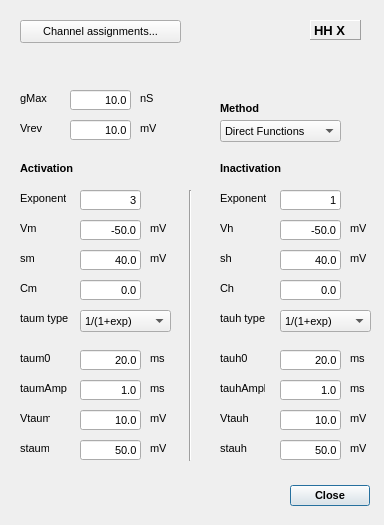
CompEphys-team/stdpc, file src/gui/HHDlg.ui: the form before one commit.
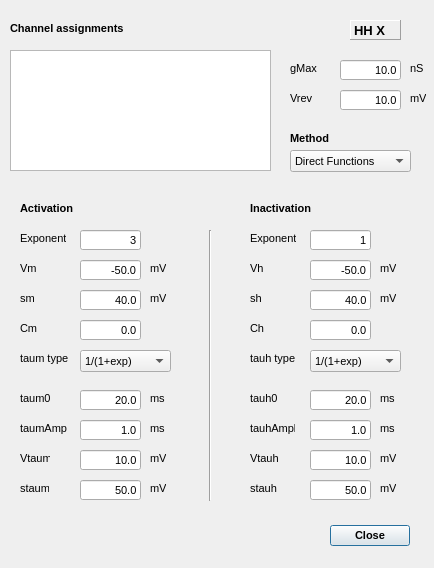
The form after the commit. Custom widgets are drawn as their Qt base class.

Commit message:
Migrated from *AssignmentDlg to AssignmentWidget
Looking snazzy.

```diff
--- a/src/gui/HHDlg.ui
+++ b/src/gui/HHDlg.ui
@@ -6,8 +6,8 @@
    <rect>
     <x>0</x>
     <y>0</y>
-    <width>384</width>
-    <height>525</height>
+    <width>434</width>
+    <height>568</height>
    </rect>
   </property>
   <property name="font">
@@ -23,8 +23,8 @@
   <widget class="QDialogButtonBox" name="buttonBox">
    <property name="geometry">
     <rect>
-     <x>210</x>
-     <y>480</y>
+     <x>250</x>
+     <y>520</y>
      <width>160</width>
      <height>32</height>
     </rect>
@@ -48,7 +48,7 @@
    </property>
    <property name="geometry">
     <rect>
-     <x>310</x>
+     <x>350</x>
      <y>20</y>
      <width>51</width>
      <height>20</height>
@@ -86,8 +86,8 @@
   <widget class="QLabel" name="label_4">
    <property name="geometry">
     <rect>
-     <x>20</x>
-     <y>90</y>
+     <x>290</x>
+     <y>60</y>
      <width>31</width>
      <height>16</height>
     </rect>
@@ -106,8 +106,8 @@
   <widget class="QLabel" name="label_9">
    <property name="geometry">
     <rect>
-     <x>140</x>
-     <y>90</y>
+     <x>410</x>
+     <y>60</y>
      <width>16</width>
      <height>16</height>
     </rect>
@@ -126,8 +126,8 @@
   <widget class="QLineEdit" name="gMaxE">
    <property name="geometry">
     <rect>
-     <x>70</x>
-     <y>90</y>
+     <x>340</x>
+     <y>60</y>
      <width>61</width>
      <height>20</height>
     </rect>
@@ -152,8 +152,8 @@
   <widget class="QLabel" name="label_5">
    <property name="geometry">
     <rect>
-     <x>20</x>
-     <y>120</y>
+     <x>290</x>
+     <y>90</y>
      <width>31</width>
      <height>16</height>
     </rect>
@@ -172,8 +172,8 @@
   <widget class="QLineEdit" name="VrevE">
    <property name="geometry">
     <rect>
-     <x>70</x>
-     <y>120</y>
+     <x>340</x>
+     <y>90</y>
      <width>61</width>
      <height>20</height>
     </rect>
@@ -198,8 +198,8 @@
   <widget class="QLabel" name="label_10">
    <property name="geometry">
     <rect>
-     <x>140</x>
-     <y>120</y>
+     <x>410</x>
+     <y>90</y>
      <width>16</width>
      <height>16</height>
     </rect>
@@ -219,7 +219,7 @@
    <property name="geometry">
     <rect>
      <x>20</x>
-     <y>160</y>
+     <y>200</y>
      <width>58</width>
      <height>16</height>
     </rect>
@@ -237,8 +237,8 @@
   <widget class="QLabel" name="label_15">
    <property name="geometry">
     <rect>
-     <x>220</x>
-     <y>160</y>
+     <x>250</x>
+     <y>200</y>
      <width>69</width>
      <height>16</height>
     </rect>
@@ -256,8 +256,8 @@
   <widget class="Line" name="line">
    <property name="geometry">
     <rect>
-     <x>180</x>
-     <y>190</y>
+     <x>200</x>
+     <y>230</y>
      <width>20</width>
      <height>271</height>
     </rect>
@@ -270,7 +270,7 @@
    <property name="geometry">
     <rect>
      <x>80</x>
-     <y>220</y>
+     <y>260</y>
      <width>61</width>
      <height>20</height>
     </rect>
@@ -289,7 +289,7 @@
    <property name="geometry">
     <rect>
      <x>20</x>
-     <y>190</y>
+     <y>230</y>
      <width>46</width>
      <height>16</height>
     </rect>
@@ -302,7 +302,7 @@
    <property name="geometry">
     <rect>
      <x>80</x>
-     <y>350</y>
+     <y>390</y>
      <width>61</width>
      <height>20</height>
     </rect>
@@ -321,7 +321,7 @@
    <property name="geometry">
     <rect>
      <x>150</x>
-     <y>350</y>
+     <y>390</y>
      <width>16</width>
      <height>16</height>
     </rect>
@@ -334,7 +334,7 @@
    <property name="geometry">
     <rect>
      <x>20</x>
-     <y>220</y>
+     <y>260</y>
      <width>38</width>
      <height>16</height>
     </rect>
@@ -347,7 +347,7 @@
    <property name="geometry">
     <rect>
      <x>20</x>
-     <y>350</y>
+     <y>390</y>
      <width>32</width>
      <height>16</height>
     </rect>
@@ -360,7 +360,7 @@
    <property name="geometry">
     <rect>
      <x>80</x>
-     <y>190</y>
+     <y>230</y>
      <width>61</width>
      <height>20</height>
     </rect>
@@ -379,7 +379,7 @@
    <property name="geometry">
     <rect>
      <x>150</x>
-     <y>220</y>
+     <y>260</y>
      <width>16</width>
      <height>16</height>
     </rect>
@@ -392,7 +392,7 @@
    <property name="geometry">
     <rect>
      <x>150</x>
-     <y>250</y>
+     <y>290</y>
      <width>16</width>
      <height>16</height>
     </rect>
@@ -405,7 +405,7 @@
    <property name="geometry">
     <rect>
      <x>80</x>
-     <y>250</y>
+     <y>290</y>
      <width>61</width>
      <height>20</height>
     </rect>
@@ -424,7 +424,7 @@
    <property name="geometry">
     <rect>
      <x>20</x>
-     <y>250</y>
+     <y>290</y>
      <width>32</width>
      <height>16</height>
     </rect>
@@ -437,7 +437,7 @@
    <property name="geometry">
     <rect>
      <x>20</x>
-     <y>440</y>
+     <y>480</y>
      <width>29</width>
      <height>16</height>
     </rect>
@@ -450,7 +450,7 @@
    <property name="geometry">
     <rect>
      <x>150</x>
-     <y>440</y>
+     <y>480</y>
      <width>16</width>
      <height>16</height>
     </rect>
@@ -463,7 +463,7 @@
    <property name="geometry">
     <rect>
      <x>20</x>
-     <y>380</y>
+     <y>420</y>
      <width>47</width>
      <height>16</height>
     </rect>
@@ -476,7 +476,7 @@
    <property name="geometry">
     <rect>
      <x>150</x>
-     <y>410</y>
+     <y>450</y>
      <width>16</width>
      <height>16</height>
     </rect>
@@ -489,7 +489,7 @@
    <property name="geometry">
     <rect>
      <x>80</x>
-     <y>410</y>
+     <y>450</y>
      <width>61</width>
      <height>20</height>
     </rect>
@@ -508,7 +508,7 @@
    <property name="geometry">
     <rect>
      <x>80</x>
-     <y>440</y>
+     <y>480</y>
      <width>61</width>
      <height>20</height>
     </rect>
@@ -527,7 +527,7 @@
    <property name="geometry">
     <rect>
      <x>20</x>
-     <y>410</y>
+     <y>450</y>
      <width>30</width>
      <height>16</height>
     </rect>
@@ -540,7 +540,7 @@
    <property name="geometry">
     <rect>
      <x>80</x>
-     <y>380</y>
+     <y>420</y>
      <width>61</width>
      <height>20</height>
     </rect>
@@ -558,8 +558,8 @@
   <widget class="QLineEdit" name="tauhAmplE">
    <property name="geometry">
     <rect>
-     <x>280</x>
-     <y>380</y>
+     <x>310</x>
+     <y>420</y>
      <width>61</width>
      <height>20</height>
     </rect>
@@ -577,8 +577,8 @@
   <widget class="QLabel" name="label_12">
    <property name="geometry">
     <rect>
-     <x>220</x>
-     <y>190</y>
+     <x>250</x>
+     <y>230</y>
      <width>46</width>
      <height>16</height>
     </rect>
@@ -590,8 +590,8 @@
   <widget class="QLineEdit" name="VhE">
    <property name="geometry">
     <rect>
-     <x>280</x>
-     <y>220</y>
+     <x>310</x>
+     <y>260</y>
      <width>61</width>
      <height>20</height>
     </rect>
@@ -609,8 +609,8 @@
   <widget class="QLineEdit" name="stauhE">
    <property name="geometry">
     <rect>
-     <x>280</x>
-     <y>440</y>
+     <x>310</x>
+     <y>480</y>
      <width>61</width>
      <height>20</height>
     </rect>
@@ -628,8 +628,8 @@
   <widget class="QLabel" name="label_29">
    <property name="geometry">
     <rect>
-     <x>220</x>
-     <y>440</y>
+     <x>250</x>
+     <y>480</y>
      <width>31</width>
      <height>16</height>
     </rect>
@@ -641,8 +641,8 @@
   <widget class="QLabel" name="label_22">
    <property name="geometry">
     <rect>
-     <x>350</x>
-     <y>220</y>
+     <x>380</x>
+     <y>260</y>
      <width>16</width>
      <height>16</height>
     </rect>
@@ -654,8 +654,8 @@
   <widget class="QLineEdit" name="hExpoE">
    <property name="geometry">
     <rect>
-     <x>280</x>
-     <y>190</y>
+     <x>310</x>
+     <y>230</y>
      <width>61</width>
      <height>20</height>
     </rect>
@@ -673,8 +673,8 @@
   <widget class="QLabel" name="label_30">
    <property name="geometry">
     <rect>
-     <x>350</x>
-     <y>410</y>
+     <x>380</x>
+     <y>450</y>
      <width>16</width>
      <height>16</height>
     </rect>
@@ -686,8 +686,8 @@
   <widget class="QLineEdit" name="VtauhE">
    <property name="geometry">
     <rect>
-     <x>280</x>
-     <y>410</y>
+     <x>310</x>
+     <y>450</y>
      <width>61</width>
      <height>20</height>
     </rect>
@@ -705,8 +705,8 @@
   <widget class="QLabel" name="label_23">
    <property name="geometry">
     <rect>
-     <x>220</x>
-     <y>220</y>
+     <x>250</x>
+     <y>260</y>
      <width>38</width>
      <height>16</height>
     </rect>
@@ -718,8 +718,8 @@
   <widget class="QLabel" name="label_24">
    <property name="geometry">
     <rect>
-     <x>220</x>
-     <y>410</y>
+     <x>250</x>
+     <y>450</y>
      <width>31</width>
      <height>16</height>
     </rect>
@@ -731,8 +731,8 @@
   <widget class="QLabel" name="label_25">
    <property name="geometry">
     <rect>
-     <x>220</x>
-     <y>350</y>
+     <x>250</x>
+     <y>390</y>
      <width>32</width>
      <height>16</height>
     </rect>
@@ -744,8 +744,8 @@
   <widget class="QLabel" name="label_31">
    <property name="geometry">
     <rect>
-     <x>220</x>
-     <y>380</y>
+     <x>250</x>
+     <y>420</y>
      <width>45</width>
      <height>16</height>
     </rect>
@@ -757,8 +757,8 @@
   <widget class="QLineEdit" name="tauhE">
    <property name="geometry">
     <rect>
-     <x>280</x>
-     <y>350</y>
+     <x>310</x>
+     <y>390</y>
      <width>61</width>
      <height>20</height>
     </rect>
@@ -776,8 +776,8 @@
   <widget class="QLabel" name="label_32">
    <property name="geometry">
     <rect>
-     <x>350</x>
-     <y>250</y>
+     <x>380</x>
+     <y>290</y>
      <width>16</width>
      <height>16</height>
     </rect>
@@ -789,8 +789,8 @@
   <widget class="QLabel" name="label_33">
    <property name="geometry">
     <rect>
-     <x>220</x>
-     <y>250</y>
+     <x>250</x>
+     <y>290</y>
      <width>32</width>
      <height>16</height>
     </rect>
@@ -802,8 +802,8 @@
   <widget class="QLabel" name="label_34">
    <property name="geometry">
     <rect>
-     <x>350</x>
-     <y>350</y>
+     <x>380</x>
+     <y>390</y>
      <width>16</width>
      <height>16</height>
     </rect>
@@ -815,8 +815,8 @@
   <widget class="QLabel" name="label_35">
    <property name="geometry">
     <rect>
-     <x>350</x>
-     <y>440</y>
+     <x>380</x>
+     <y>480</y>
      <width>16</width>
      <height>16</height>
     </rect>
@@ -828,8 +828,8 @@
   <widget class="QLineEdit" name="shE">
    <property name="geometry">
     <rect>
-     <x>280</x>
-     <y>250</y>
+     <x>310</x>
+     <y>290</y>
      <width>61</width>
      <height>20</height>
     </rect>
@@ -847,8 +847,8 @@
   <widget class="QComboBox" name="LUCombo">
    <property name="geometry">
     <rect>
-     <x>220</x>
-     <y>120</y>
+     <x>290</x>
+     <y>150</y>
      <width>121</width>
      <height>22</height>
     </rect>
@@ -874,8 +874,8 @@
   <widget class="QLabel" name="MethodL">
    <property name="geometry">
     <rect>
-     <x>220</x>
-     <y>100</y>
+     <x>290</x>
+     <y>130</y>
      <width>69</width>
      <height>16</height>
     </rect>
@@ -894,7 +894,7 @@
    <property name="geometry">
     <rect>
      <x>80</x>
-     <y>280</y>
+     <y>320</y>
      <width>61</width>
      <height>20</height>
     </rect>
@@ -913,7 +913,7 @@
    <property name="geometry">
     <rect>
      <x>20</x>
-     <y>280</y>
+     <y>320</y>
      <width>32</width>
      <height>16</height>
     </rect>
@@ -925,8 +925,8 @@
   <widget class="QLineEdit" name="ChE">
    <property name="geometry">
     <rect>
-     <x>280</x>
-     <y>280</y>
+     <x>310</x>
+     <y>320</y>
      <width>61</width>
      <height>20</height>
     </rect>
@@ -944,8 +944,8 @@
   <widget class="QLabel" name="ChL">
    <property name="geometry">
     <rect>
-     <x>220</x>
-     <y>280</y>
+     <x>250</x>
+     <y>320</y>
      <width>32</width>
      <height>16</height>
     </rect>
@@ -958,7 +958,7 @@
    <property name="geometry">
     <rect>
      <x>80</x>
-     <y>310</y>
+     <y>350</y>
      <width>91</width>
      <height>22</height>
     </rect>
@@ -995,7 +995,7 @@
    <property name="geometry">
     <rect>
      <x>20</x>
-     <y>310</y>
+     <y>350</y>
      <width>69</width>
      <height>16</height>
     </rect>
@@ -1013,8 +1013,8 @@
   <widget class="QLabel" name="tauhTypeL">
    <property name="geometry">
     <rect>
-     <x>220</x>
-     <y>310</y>
+     <x>250</x>
+     <y>350</y>
      <width>69</width>
      <height>16</height>
     </rect>
@@ -1032,8 +1032,8 @@
   <widget class="QComboBox" name="tauhTypeCombo">
    <property name="geometry">
     <rect>
-     <x>280</x>
-     <y>310</y>
+     <x>310</x>
+     <y>350</y>
      <width>91</width>
      <height>22</height>
     </rect>
@@ -1070,7 +1070,7 @@
    <property name="geometry">
     <rect>
      <x>150</x>
-     <y>380</y>
+     <y>420</y>
      <width>16</width>
      <height>16</height>
     </rect>
@@ -1082,8 +1082,8 @@
   <widget class="QLabel" name="label_36">
    <property name="geometry">
     <rect>
-     <x>350</x>
-     <y>380</y>
+     <x>380</x>
+     <y>420</y>
      <width>16</width>
      <height>16</height>
     </rect>
@@ -1092,20 +1092,49 @@
     <string>ms</string>
    </property>
   </widget>
-  <widget class="QPushButton" name="btnAssign">
+  <widget class="AssignmentWidget&lt;CurrentAssignment&gt;" name="assignments">
    <property name="geometry">
     <rect>
-     <x>20</x>
+     <x>10</x>
+     <y>50</y>
+     <width>261</width>
+     <height>121</height>
+    </rect>
+   </property>
+   <attribute name="horizontalHeaderStretchLastSection">
+    <bool>true</bool>
+   </attribute>
+   <attribute name="verticalHeaderVisible">
+    <bool>false</bool>
+   </attribute>
+  </widget>
+  <widget class="QLabel" name="label_40">
+   <property name="geometry">
+    <rect>
+     <x>10</x>
      <y>20</y>
-     <width>161</width>
-     <height>23</height>
+     <width>131</width>
+     <height>16</height>
     </rect>
    </property>
+   <property name="font">
+    <font>
+     <weight>75</weight>
+     <bold>true</bold>
+    </font>
+   </property>
    <property name="text">
-    <string>Channel assignments...</string>
+    <string>Channel assignments</string>
    </property>
   </widget>
  </widget>
+ <customwidgets>
+  <customwidget>
+   <class>AssignmentWidget&lt;CurrentAssignment&gt;</class>
+   <extends>QTableWidget</extends>
+   <header location="global">assignmentwidget.h</header>
+  </customwidget>
+ </customwidgets>
  <resources/>
  <connections>
   <connection>
```
The commit also changes 29 other files.
